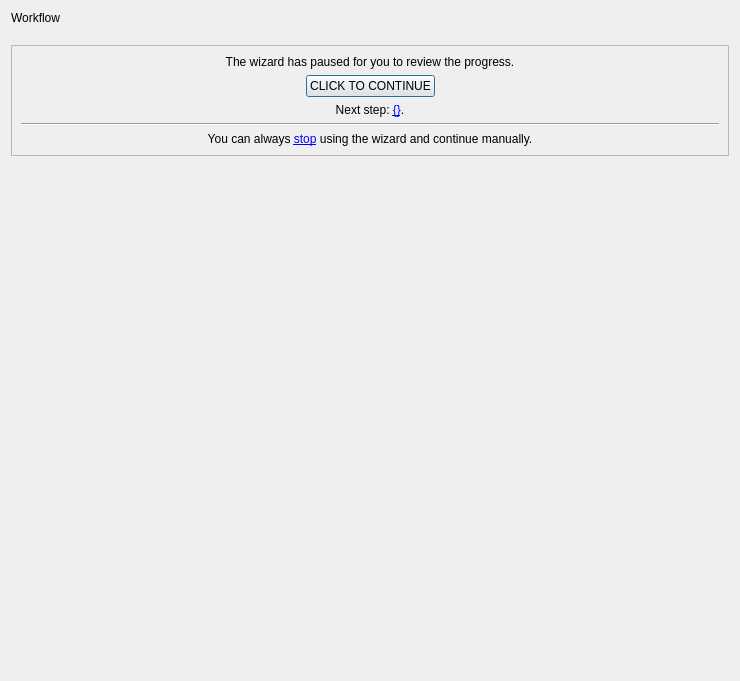
The window that groot_gui/forms/designer/frm_workflow_designer.ui (JMcInerneyLab/groot) describes before a commit, drawn with Qt 5.
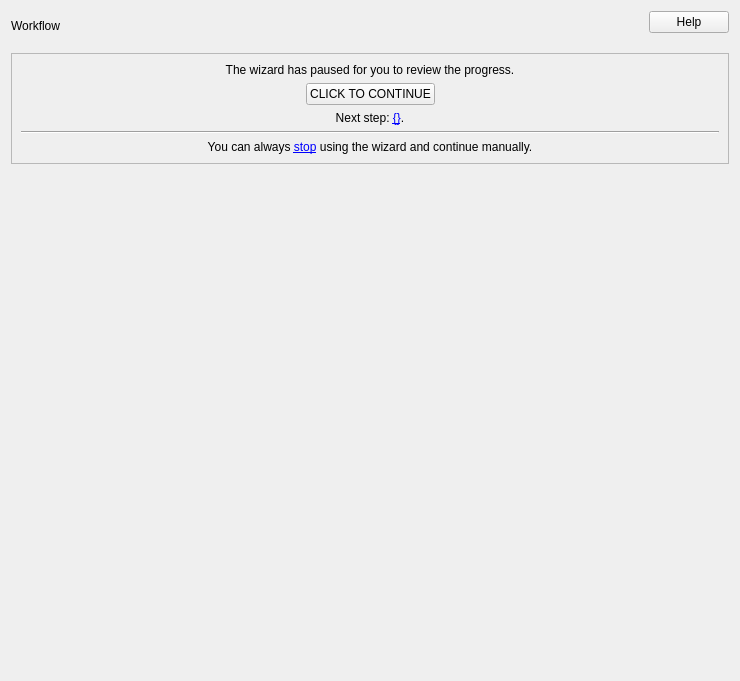
The same window after the commit. Icons and pictures are not drawn.

Commit message: updated readme, gui provides help

The edit to the form file:
```diff
--- a/groot_gui/forms/designer/frm_workflow_designer.ui
+++ b/groot_gui/forms/designer/frm_workflow_designer.ui
@@ -65,6 +65,9 @@
           <property name="text">
            <string>CLICK TO CONTINUE</string>
           </property>
+          <property name="autoDefault">
+           <bool>false</bool>
+          </property>
           <property name="style" stdset="0">
            <string>completed</string>
           </property>
@@ -128,7 +131,7 @@
      </property>
     </spacer>
    </item>
-   <item row="0" column="0" colspan="3">
+   <item row="0" column="0" colspan="3" alignment="Qt::AlignBottom">
     <widget class="QLabel" name="LBL_FILENAME_3">
      <property name="text">
       <string>Workflow</string>
@@ -162,6 +165,26 @@
      </layout>
     </widget>
    </item>
+   <item row="0" column="4">
+    <widget class="QPushButton" name="BTN_HELP">
+     <property name="sizePolicy">
+      <sizepolicy hsizetype="Fixed" vsizetype="Fixed">
+       <horstretch>0</horstretch>
+       <verstretch>0</verstretch>
+      </sizepolicy>
+     </property>
+     <property name="text">
+      <string>Help</string>
+     </property>
+     <property name="icon">
+      <iconset resource="../resources/resources.qrc">
+       <normaloff>:/groot/help.svg</normaloff>:/groot/help.svg</iconset>
+     </property>
+     <property name="autoDefault">
+      <bool>false</bool>
+     </property>
+    </widget>
+   </item>
   </layout>
  </widget>
  <resources>
```
Left out of the diff: 2 changed lines with no effect on the pictures. The commit also changes 73 other files.
